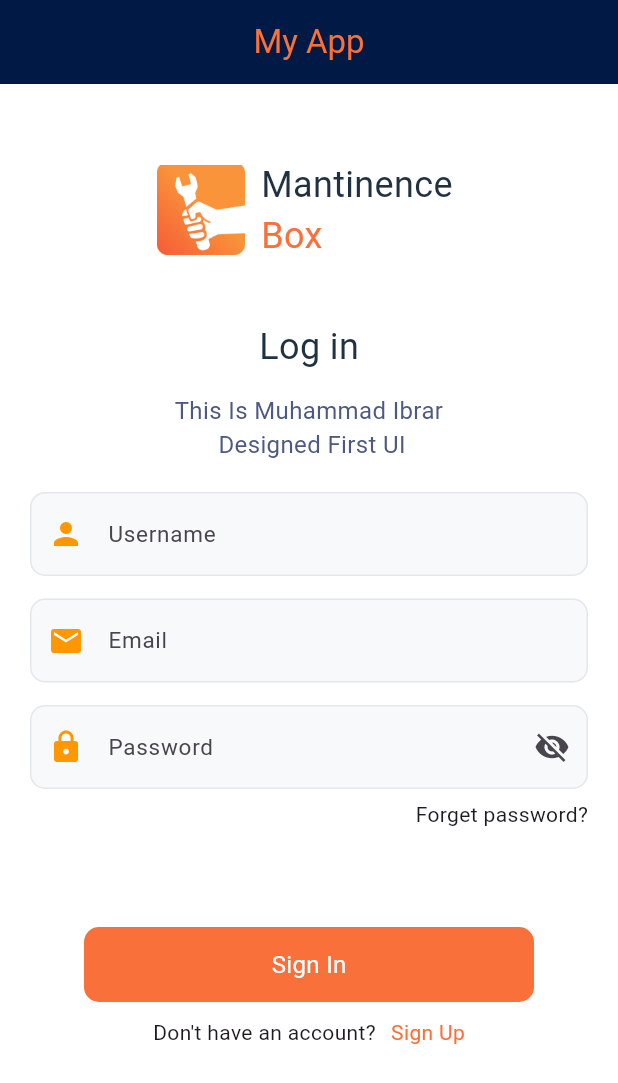
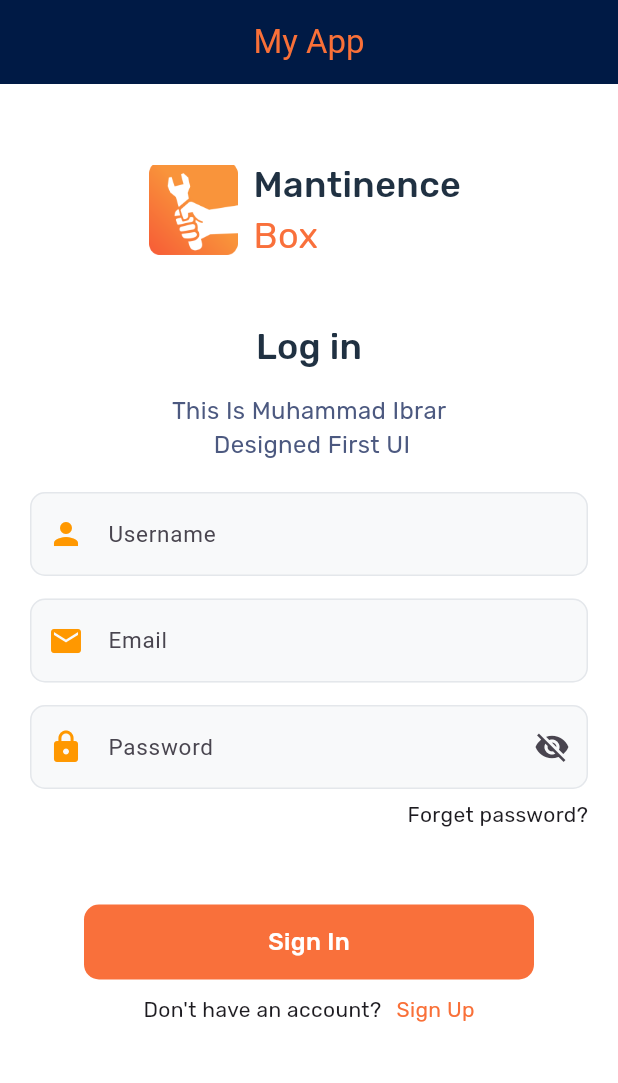
Before and after one commit to Muhammad-Ibrar727/First_UI_In_Flutter, a Flutter app: the screen it shows after launch, on a phone screen of 412 x 824 dp. Shown: the top 1083 px of the screen. Run offline on Flutter 3.47's test engine with Material 3 defaults, Android fonts, the phone set to English and light mode, and no system bars.

Commit message:
screenshot is added

```diff
--- a/lib/main.dart
+++ b/lib/main.dart
@@ -48,12 +48,13 @@ class MyApp extends StatelessWidget {
                           'Mantinence ',
                           style: TextStyle(
                               fontSize: 24,
-                              color: Color(0xff203142)),
+                              color: Color(0xff203142),
+                              fontFamily: 'Rubik Medium'),
                         ),
                         Text(
                           'Box ',
                           style:
-                              TextStyle(fontSize: 24, color: Color(0xffF9703B)),
+                              TextStyle(fontSize: 24, color: Color(0xffF9703B),fontFamily: 'Rubik Regular'),
                         )
                       ],
                     )
@@ -73,7 +74,8 @@ class MyApp extends StatelessWidget {
                         'Log in',
                         style: TextStyle(
                             fontSize: 24,
-                            color: Color(0xff203142)),
+                            color: Color(0xff203142),
+                            fontFamily: 'rubik Medium'),
                       ),
                       SizedBox(
                         height: 14,
@@ -84,6 +86,7 @@ class MyApp extends StatelessWidget {
                         style: TextStyle(
                           color: Color(0xff4C5980),
                           fontSize: 16,
+                          fontFamily: 'rubik Regular'
                         ),
                       ),
                     ],
@@ -184,12 +187,12 @@ class MyApp extends StatelessWidget {
                child:  Row(
                 mainAxisAlignment: MainAxisAlignment.end,
                   children: [
-                    Text('Forget password?')
+                    Text('Forget password?',style: TextStyle(fontFamily: 'rubik Regular'),)
                   ],
                 ),
              ),
               const SizedBox(
-                height: 65,
+                height: 50,
               ),
               Container(
                 decoration: BoxDecoration(
@@ -200,7 +203,7 @@ class MyApp extends StatelessWidget {
                 child: const Center(
                   child: Text(
                     'Sign In',
-                    style: TextStyle(color: Colors.white, fontSize: 16),
+                    style: TextStyle(color: Colors.white, fontSize: 16,fontFamily: 'rubik Medium'),
                   ),
                 ),
               ),
@@ -210,13 +213,13 @@ class MyApp extends StatelessWidget {
               const Row(
                 mainAxisAlignment: MainAxisAlignment.center,
                 children: [
-                  Text('Don\'t have an account?'),
+                  Text('Don\'t have an account?',style: TextStyle(fontFamily: 'rubik Regular'),),
                   SizedBox(
                     width: 10,
                   ),
                   Text(
                     'Sign Up',
-                    style: TextStyle(color: Color(0xffF97038)),
+                    style: TextStyle(color: Color(0xffF97038), fontFamily: 'rubik Regular'),
                   )
                 ],
               ),
--- a/pubspec.yaml
+++ b/pubspec.yaml
@@ -79,9 +79,9 @@ flutter:
       fonts:
         - asset: fonts/rubik_medium.ttf
 
-  #   - family: Trajan Pro
-  #     fonts:
-  #       - asset: fonts/TrajanPro.ttf
+    - family: rubik Regular
+      fonts:
+        - asset: fonts/rubik_regular.ttf
   #       - asset: fonts/TrajanPro_Bold.ttf
   #         weight: 700
   #
```
Also changed, not shown: 2 other files.
